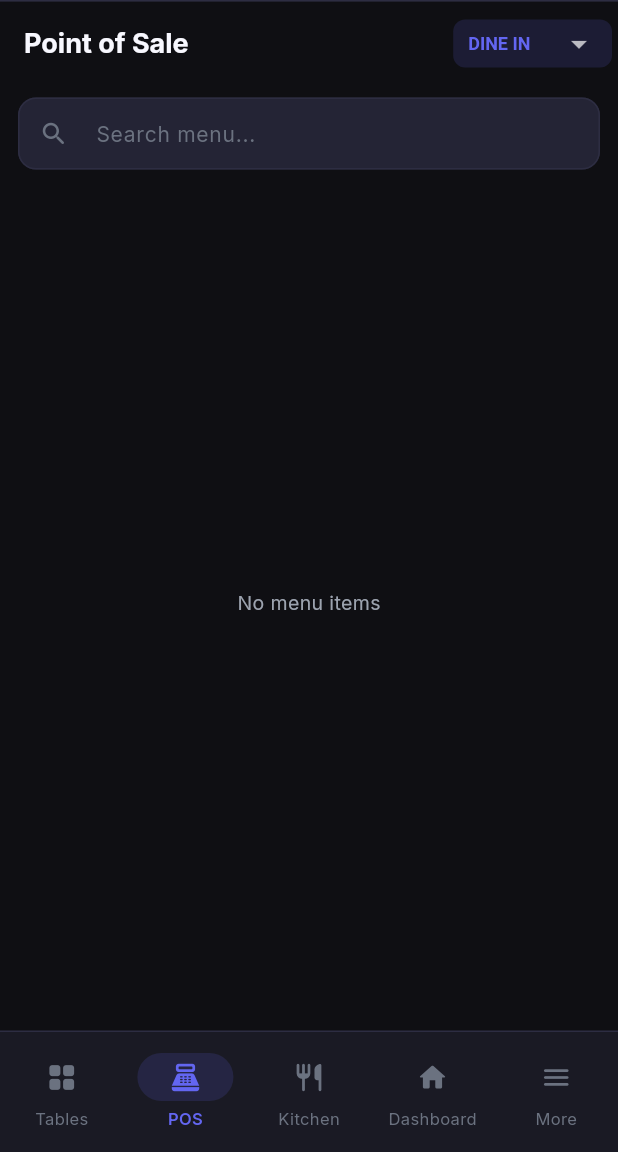
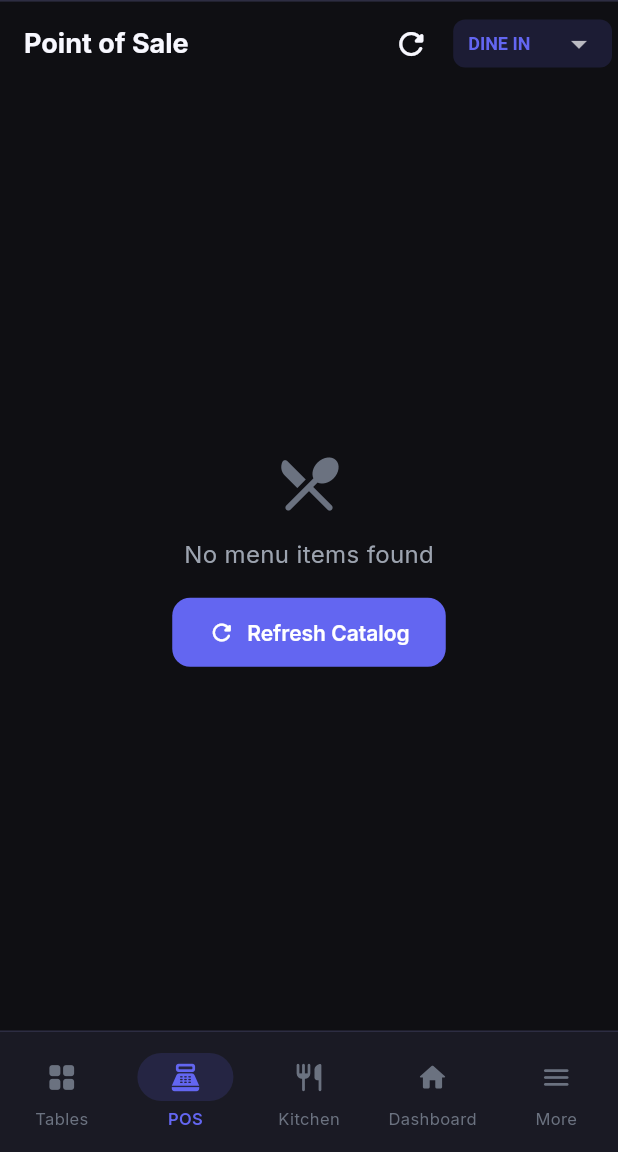
Before and after one commit to boradhruvajyoti/ros, a Flutter app: the PosScreen screen opened by its route, on a phone screen of 412 x 824 dp, the part 84-1236 px from its top. Run offline on Flutter 3.47's test engine with Material 3 defaults, Android fonts, the phone set to English and light mode, and no system bars; our stand-ins replace dio, fl_chart, flutter_riverpod, flutter_secure_storage, go_router, google_fonts and 2 more; accounts and stored records are empty; network calls fail.

Commit message:
fix(pos & dashboard): resolve pos menu synchronization, category tabs and dashboard quick actions

```diff
--- a/apps/mobile/lib/core/providers/providers.dart
+++ b/apps/mobile/lib/core/providers/providers.dart
@@ -197,21 +197,61 @@ final posMenuProvider = FutureProvider<List<MenuCategory>>((ref) async {
     final itemsData = await api.get<dynamic>('/menu/items');
     final catList = categoriesData is List ? categoriesData : [];
     final itemList = itemsData is List ? itemsData : [];
-    final allItems = itemList.map((e) => MenuItem.fromJson(e as Map<String, dynamic>)).toList();
+    final allItems = itemList
+        .map((e) => MenuItem.fromJson(e as Map<String, dynamic>))
+        .toList();
 
-    return catList.map((e) {
-      final catJson = Map<String, dynamic>.from(e as Map<String, dynamic>);
-      final catId = catJson['id'] as String? ?? '';
+    final result = <MenuCategory>[];
+
+    // Always provide an "All Items" category as first tab
+    if (allItems.isNotEmpty) {
+      result.add(
+        MenuCategory(
+          id: 'all',
+          name: 'All Items',
+          sortOrder: -1,
+          isActive: true,
+          items: allItems,
+        ),
+      );
+    }
+
+    // Map existing categories
+    final mappedCategoryIds = <String>{};
+    for (final c in catList) {
+      final catJson = Map<String, dynamic>.from(c as Map<String, dynamic>);
+      final catId = catJson['id']?.toString() ?? '';
+      if (catId.isNotEmpty) mappedCategoryIds.add(catId);
       final catItems = allItems.where((item) => item.categoryId == catId).toList();
-      return MenuCategory(
-        id: catId,
-        name: catJson['name'] as String? ?? '',
-        imageUrl: catJson['imageUrl'] as String?,
-        sortOrder: (catJson['sortOrder'] as num?)?.toInt() ?? 0,
-        isActive: catJson['isActive'] as bool? ?? true,
-        items: catItems,
+      result.add(
+        MenuCategory(
+          id: catId,
+          name: catJson['name']?.toString() ?? '',
+          imageUrl: catJson['imageUrl']?.toString(),
+          sortOrder: (catJson['sortOrder'] as num?)?.toInt() ?? 0,
+          isActive: catJson['isActive'] as bool? ?? true,
+          items: catItems,
+        ),
       );
-    }).toList();
+    }
+
+    // Capture any items that belong to categories not in catList
+    final unmappedItems = allItems
+        .where((item) => !mappedCategoryIds.contains(item.categoryId) && item.categoryId != 'general')
+        .toList();
+    if (unmappedItems.isNotEmpty && catList.isNotEmpty) {
+      result.add(
+        MenuCategory(
+          id: 'other',
+          name: 'Other',
+          sortOrder: 999,
+          isActive: true,
+          items: unmappedItems,
+        ),
+      );
+    }
+
+    return result;
   } catch (e) {
     return [];
   }
--- a/apps/mobile/lib/features/dashboard/dashboard_screen.dart
+++ b/apps/mobile/lib/features/dashboard/dashboard_screen.dart
@@ -6,6 +6,7 @@ import 'package:flutter/material.dart';
 import 'package:flutter_riverpod/flutter_riverpod.dart';
 import 'package:fl_chart/fl_chart.dart';
 import 'package:intl/intl.dart';
+import 'package:go_router/go_router.dart';
 import '../../core/providers/providers.dart';
 import '../../core/theme/app_theme.dart';
 
@@ -371,7 +372,7 @@ class _QuickAction extends ConsumerWidget {
   @override
   Widget build(BuildContext context, WidgetRef ref) {
     return GestureDetector(
-      onTap: () => Navigator.of(context).pushNamed(route),
+      onTap: () => context.go(route),
       child: Container(
         decoration: BoxDecoration(
           color: RosTheme.bgCard,
--- a/apps/mobile/lib/features/pos/pos_screen.dart
+++ b/apps/mobile/lib/features/pos/pos_screen.dart
@@ -17,25 +17,7 @@ class PosScreen extends ConsumerStatefulWidget {
   ConsumerState<PosScreen> createState() => _PosScreenState();
 }
 
-class _PosScreenState extends ConsumerState<PosScreen>
-    with SingleTickerProviderStateMixin {
-  late TabController _tabController;
-  String? _selectedCategoryId;
-  String _searchQuery = '';
-  bool _cartExpanded = false;
-
-  @override
-  void initState() {
-    super.initState();
-    _tabController = TabController(length: 0, vsync: this);
-  }
-
-  @override
-  void dispose() {
-    _tabController.dispose();
-    super.dispose();
-  }
-
+class _PosScreenState extends ConsumerState<PosScreen> {
   @override
   Widget build(BuildContext context) {
     final menuAsync = ref.watch(posMenuProvider);
@@ -46,6 +28,11 @@ class _PosScreenState extends ConsumerState<PosScreen>
       appBar: AppBar(
         title: const Text('Point of Sale'),
         actions: [
+          IconButton(
+            icon: const Icon(Icons.refresh_rounded),
+            tooltip: 'Refresh Menu',
+            onPressed: () => ref.invalidate(posMenuProvider),
+          ),
           // Order type badge
           Container(
             margin: const EdgeInsets.symmetric(vertical: 10, horizontal: 4),
@@ -77,7 +64,7 @@ class _PosScreenState extends ConsumerState<PosScreen>
               padding: const EdgeInsets.only(right: 8),
               child: TextButton.icon(
                 onPressed: () => _showCartSheet(context),
-                icon: Icon(Icons.shopping_cart_rounded,
+                icon: const Icon(Icons.shopping_cart_rounded,
                     size: 18, color: RosTheme.primary),
                 label: Text(
                   '${cart.items.length} • ₹${cart.total.toStringAsFixed(0)}',
@@ -94,7 +81,23 @@ class _PosScreenState extends ConsumerState<PosScreen>
             : _buildNarrowLayout(categories, cart),
         loading: () => const Center(
             child: CircularProgressIndicator(color: RosTheme.primary)),
-        error: (err, _) => Center(child: Text('Error: $err')),
+        error: (err, _) => Center(
+          child: Column(
+            mainAxisAlignment: MainAxisAlignment.center,
+            children: [
+              const Icon(Icons.error_outline_rounded, color: RosTheme.danger, size: 40),
+              const SizedBox(height: 12),
+              Text('Failed to load menu: $err',
+                  style: const TextStyle(color: RosTheme.textSecondary)),
+              const SizedBox(height: 16),
+              ElevatedButton.icon(
+                onPressed: () => ref.invalidate(posMenuProvider),
+                icon: const Icon(Icons.refresh_rounded),
+                label: const Text('Retry'),
+              ),
+            ],
+          ),
+        ),
       ),
     );
   }
@@ -227,43 +230,40 @@ class _MenuPanel extends ConsumerStatefulWidget {
   ConsumerState<_MenuPanel> createState() => _MenuPanelState();
 }
 
-class _MenuPanelState extends ConsumerState<_MenuPanel>
-    with SingleTickerProviderStateMixin {
-  late TabController _tabController;
+class _MenuPanelState extends ConsumerState<_MenuPanel> {
   String _search = '';
-
-  @override
-  void initState() {
-    super.initState();
-    _tabController = TabController(
-      length: widget.categories.length,
-      vsync: this,
-    );
-  }
-
-  @override
-  void didUpdateWidget(_MenuPanel old) {
-    super.didUpdateWidget(old);
-    if (old.categories.length != widget.categories.length) {
-      _tabController.dispose();
-      _tabController = TabController(
-        length: widget.categories.length,
-        vsync: this,
-      );
-    }
-  }
-
-  @override
-  void dispose() {
-    _tabController.dispose();
-    super.dispose();
-  }
 
   @override
   Widget build(BuildContext context) {
     final cart = ref.watch(cartProvider);
+    final categories = widget.categories;
 
-    return Column(
+    if (categories.isEmpty) {
+      return Center(
+        child: Column(
+          mainAxisAlignment: MainAxisAlignment.center,
+          children: [
+            const Icon(Icons.restaurant_menu_rounded, size: 48, color: RosTheme.textMuted),
+            const SizedBox(height: 12),
+            const Text(
+              'No menu items found',
+              style: TextStyle(color: RosTheme.textSecondary, fontSize: 16),
+            ),
+            const SizedBox(height: 16),
+            ElevatedButton.icon(
+              onPressed: () => ref.invalidate(posMenuProvider),
+              icon: const Icon(Icons.refresh_rounded),
+              label: const Text('Refresh Catalog'),
+            ),
+          ],
+        ),
+      );
+    }
+
+    return DefaultTabController(
+      key: ValueKey('tab_${categories.length}_${categories.map((c) => c.id).join()}'),
+      length: categories.length,
+      child: Column(
         children: [
           // Search
           Padding(
@@ -288,41 +288,41 @@ class _MenuPanelState extends ConsumerState<_MenuPanel>
           ),
 
           // Category tabs
-        if (widget.categories.isNotEmpty)
           TabBar(
-            controller: _tabController,
             isScrollable: true,
             tabAlignment: TabAlignment.start,
-            tabs: widget.categories
-                .map((c) => Tab(text: c.name))
-                .toList(),
+            tabs: categories.map((c) => Tab(text: c.name)).toList(),
           ),
 
           // Items grid
           Expanded(
-          child: widget.categories.isEmpty
-              ? const Center(child: Text('No menu items'))
-              : TabBarView(
-                  controller: _tabController,
-                  children: widget.categories.map((cat) {
+            child: TabBarView(
+              children: categories.map((cat) {
                 final items = cat.items.where((item) {
                   if (!item.isAvailable) return false;
                   if (_search.isEmpty) return true;
                   return item.name.toLowerCase().contains(_search);
                 }).toList();
 
+                if (items.isEmpty) {
+                  return Center(
+                    child: Text(
+                      _search.isNotEmpty ? 'No items match "$_search"' : 'No items in this category',
+                      style: const TextStyle(color: RosTheme.textMuted),
+                    ),
+                  );
+                }
+
                 return GridView.builder(
                   padding: const EdgeInsets.all(12),
-                      gridDelegate:
-                          const SliverGridDelegateWithMaxCrossAxisExtent(
+                  gridDelegate: const SliverGridDelegateWithMaxCrossAxisExtent(
                     maxCrossAxisExtent: 180,
                     mainAxisExtent: 160,
                     crossAxisSpacing: 8,
                     mainAxisSpacing: 8,
                   ),
                   itemCount: items.length,
-                      itemBuilder: (ctx, i) =>
-                          _MenuItemCard(item: items[i]),
+                  itemBuilder: (ctx, i) => _MenuItemCard(item: items[i]),
                 );
               }).toList(),
             ),
@@ -374,6 +374,7 @@ class _MenuPanelState extends ConsumerState<_MenuPanel>
               ),
             ),
         ],
+      ),
     );
   }
 }
```
Also changed, not shown: apps/mobile/lib/core/models/models.dart (+42 -17 lines), apps/mobile/lib/features/menu/menu_screen.dart (+81 -29 lines). Lines whose indentation alone changed are shown as unchanged.
